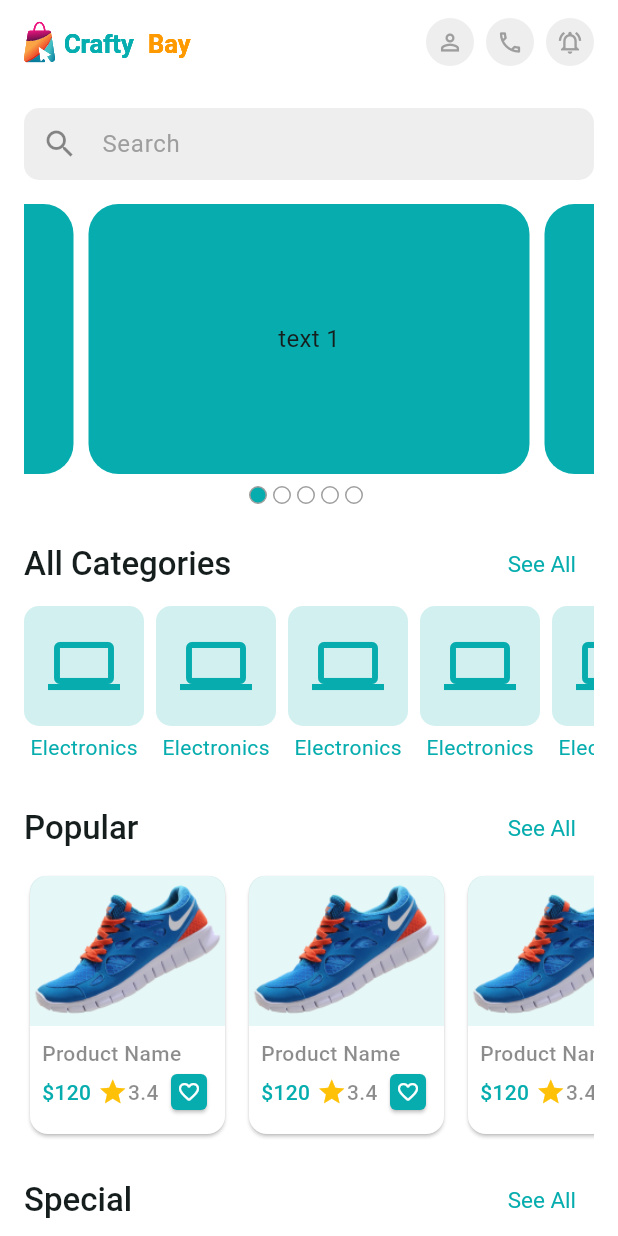
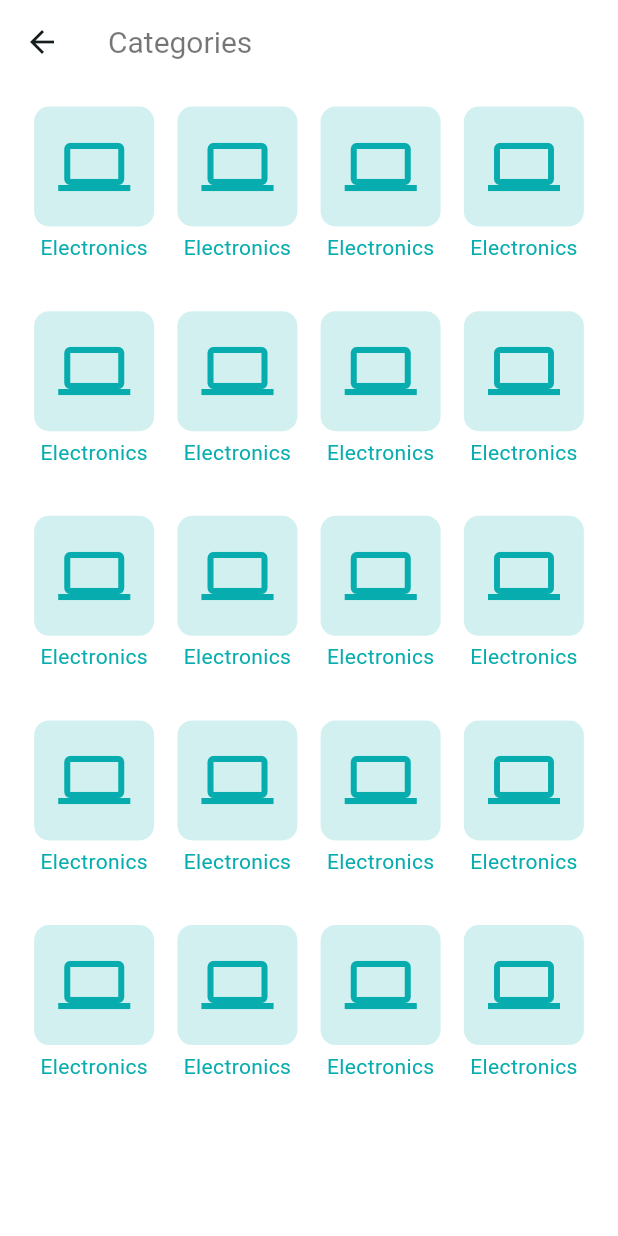
Before and after one commit to Jahid01234/Crafty-Bay, a Flutter app: the screen it shows after launch, after a tap on "See All", on a phone screen of 412 x 824 dp. Run offline on Flutter 3.47's test engine with Material 3 defaults, Android fonts, the light colour scheme and no system bars; drawn by our look-alikes of carousel_slider; our stand-ins replace flutter_svg, get, pin_code_fields.

Commit message:
-add category screen

```diff
--- a/lib/app.dart
+++ b/lib/app.dart
@@ -15,6 +15,14 @@ class CraftyBayApp extends StatelessWidget {
       theme: ThemeData(
         colorSchemeSeed: AppColors.themeColor,
         scaffoldBackgroundColor: AppColors.white,
+        appBarTheme: const AppBarTheme(
+          backgroundColor: Colors.white,
+          titleTextStyle: TextStyle(
+            color: Colors.black54,
+            fontWeight: FontWeight.w400,
+            fontSize: 20
+          ),
+        ),
         progressIndicatorTheme: const ProgressIndicatorThemeData(
           color: AppColors.themeColor
         ),
--- /dev/null
+++ b/lib/presentation/ui/screens/category_list_screen.dart
@@ -0,0 +1,28 @@
+import 'package:crafty_bay/presentation/ui/widgets/category_card.dart';
+import 'package:flutter/material.dart';
+
+class CategoryListScreen extends StatelessWidget {
+  const CategoryListScreen({super.key});
+
+  @override
+  Widget build(BuildContext context) {
+    return Scaffold(
+        appBar: AppBar(
+          title: const Text("Categories"),
+        ),
+        body: Padding(
+          padding: const EdgeInsets.all(15),
+          child: GridView.builder(
+              itemCount: 20,
+              gridDelegate: const SliverGridDelegateWithFixedCrossAxisCount(
+                crossAxisCount: 4,
+                childAspectRatio: 0.7
+              ),
+              itemBuilder: (context, index){
+                return const CategoryCard();
+              },
+          ),
+        ) ,
+    );
+  }
+}
--- a/lib/presentation/ui/screens/home_screen.dart
+++ b/lib/presentation/ui/screens/home_screen.dart
@@ -1,3 +1,4 @@
+import 'package:crafty_bay/presentation/ui/screens/category_list_screen.dart';
 import 'package:crafty_bay/presentation/ui/utils/assets/app_assets.dart';
 import 'package:crafty_bay/presentation/ui/utils/colors/app_colors.dart';
 import 'package:crafty_bay/presentation/ui/utils/strings/app_string.dart';
@@ -5,12 +6,11 @@ import 'package:crafty_bay/presentation/ui/widgets/home/app_bar_icon_button.dart
 import 'package:crafty_bay/presentation/ui/widgets/home_banner_slider.dart';
 import 'package:crafty_bay/presentation/ui/widgets/home/horizontal_category_list_view.dart';
 import 'package:crafty_bay/presentation/ui/widgets/home/horizontal_product_list_view.dart';
-import 'package:crafty_bay/presentation/ui/widgets/product_card.dart';
 import 'package:crafty_bay/presentation/ui/widgets/home/search_box_text_field.dart';
 import 'package:crafty_bay/presentation/ui/widgets/home/section_header.dart';
-import 'package:flutter/cupertino.dart';
 import 'package:flutter/material.dart';
 import 'package:flutter_svg/flutter_svg.dart';
+import 'package:get/get.dart';
 
 class HomeScreen extends StatefulWidget {
   const HomeScreen({super.key});
@@ -107,7 +107,9 @@ class _HomeScreenState extends State<HomeScreen> {
             children: [
               SectionHeader(
                   title: AppString.categoriesText,
-                  onTap: (){},
+                  onTap: (){
+                    Get.to(()=> const CategoryListScreen());
+                  },
               ),
               const SizedBox(height: 4),
               const SizedBox(
--- /dev/null
+++ b/lib/presentation/ui/widgets/category_card.dart
@@ -0,0 +1,35 @@
+import 'package:crafty_bay/presentation/ui/utils/colors/app_colors.dart';
+import 'package:flutter/material.dart';
+
+class CategoryCard extends StatelessWidget {
+  const CategoryCard({
+    super.key,
+  });
+
+  @override
+  Widget build(BuildContext context) {
+    return Column(
+      children: [
+        Container(
+          padding: const EdgeInsets.all(16),
+          decoration:  BoxDecoration(
+            color: AppColors.themeColor.withOpacity(0.18),
+            borderRadius: BorderRadius.circular(10),
+          ),
+          child:const  Icon(
+            Icons.computer,
+            size: 48,
+            color: AppColors.themeColor,
+          ),
+        ),
+        const SizedBox(height: 4),
+        const Text(
+          'Electronics',
+          style: TextStyle(
+            color: AppColors.themeColor,
+          ),
+        ),
+      ],
+    );
+  }
+}
--- a/lib/presentation/ui/widgets/home/horizontal_category_list_view.dart
+++ b/lib/presentation/ui/widgets/home/horizontal_category_list_view.dart
@@ -1,4 +1,4 @@
-import 'package:crafty_bay/presentation/ui/utils/colors/app_colors.dart';
+import 'package:crafty_bay/presentation/ui/widgets/category_card.dart';
 import 'package:flutter/material.dart';
 
 class HorizontalCategoryListView extends StatelessWidget {
@@ -15,29 +15,7 @@ class HorizontalCategoryListView extends StatelessWidget {
         return const SizedBox(width: 8);
       },
       itemBuilder: (context,index){
-        return Column(
-          children: [
-            Container(
-              padding: const EdgeInsets.all(16),
-              decoration:  BoxDecoration(
-                color: AppColors.themeColor.withOpacity(0.18),
-                borderRadius: BorderRadius.circular(10),
-              ),
-              child:const  Icon(
-                Icons.computer,
-                size: 48,
-                color: AppColors.themeColor,
-              ),
-            ),
-            const SizedBox(height: 4),
-            const Text(
-              'Electronics',
-              style: TextStyle(
-                color: AppColors.themeColor,
-              ),
-            ),
-          ],
-        );
+        return const CategoryCard();
       },
     );
   }
--- a/lib/presentation/ui/widgets/product_card.dart
+++ b/lib/presentation/ui/widgets/product_card.dart
@@ -31,6 +31,7 @@ class ProductCard extends StatelessWidget {
                       image: AssetImage(
                         AssetsPath.dummyProductImg,
                       ),
+                    fit: BoxFit.scaleDown
                   ),
               ),
             ),
```
